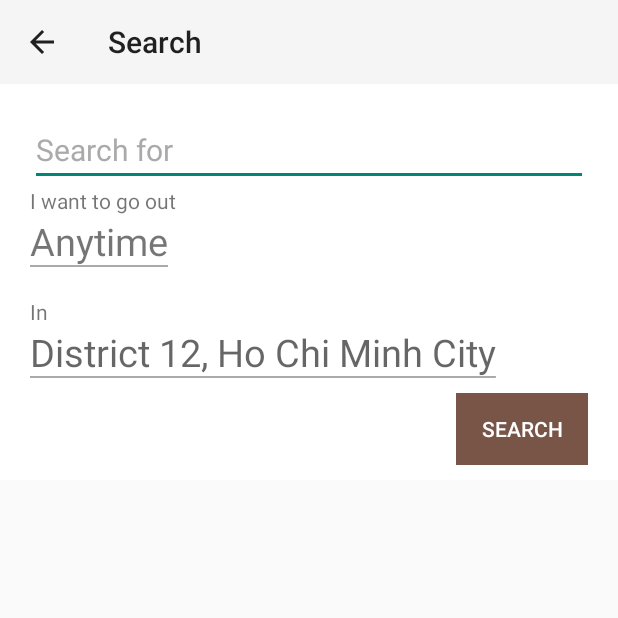
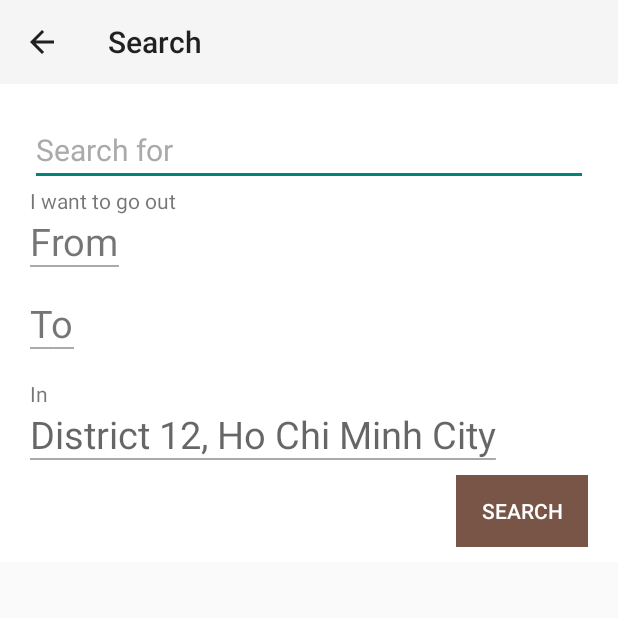
Before and after one commit to ziggy192/Coffriend, an Android app: the SearchActivity screen opened directly, with no data from a screen before it, on a phone screen of 412 x 824 dp, the top half of it. Run offline under Robolectric (Android 15) with nearby library versions, the phone set to English and light mode, and no system bars; our stand-ins replace ButterKnife.

Commit message:
[NhanNHB] Fix Search AnyTime -> From To

```diff
--- a/app/src/main/AndroidManifest.xml
+++ b/app/src/main/AndroidManifest.xml
@@ -52,7 +52,8 @@
         <activity
             android:name=".EditHostActivity"
             android:theme="@style/Theme.AppCompat.Light" />
-        <activity android:name=".HosterProfileActivity"></activity>
+        <activity android:name=".HosterProfileActivity" />
+        <activity android:name=".ChoiceLocationActivity"></activity>
     </application>
 
 </manifest>
--- a/app/src/main/res/layout/activity_search_screen.xml
+++ b/app/src/main/res/layout/activity_search_screen.xml
@@ -52,10 +52,21 @@
                     android:layout_height="wrap_content"
                     android:layout_marginBottom="20dp"
                     android:background="@drawable/text_underline_dotted"
-                    android:text="Anytime"
+                    android:text="From"
                     android:onClick="showTimeDialog"
                     android:id="@+id/txtDate"
                     android:textSize="25dp" />
+
+                <TextView
+                    android:layout_width="wrap_content"
+                    android:layout_height="wrap_content"
+                    android:layout_marginBottom="20dp"
+                    android:background="@drawable/text_underline_dotted"
+                    android:text="To"
+                    android:onClick="showTimeToDialog"
+                    android:id="@+id/txtDateTo"
+                    android:textSize="25dp" />
+
 
             </LinearLayout>
 
```
Also changed, not shown: app/src/main/java/com/ziggy/coffriend/ChoiceLocationActivity.java (added, +54 -0 lines), app/src/main/java/com/ziggy/coffriend/SearchActivity.java (+13 -0 lines), app/src/main/res/layout/activity_choice_location.xml (added, +50 -0 lines).
